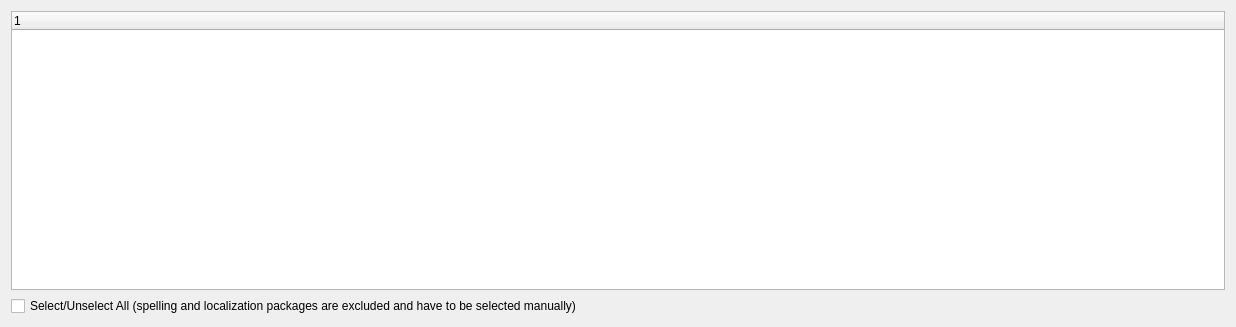
Old version of the form gui/enduserpackageselectorpage.ui in the repository KDE/kdewin-installer.
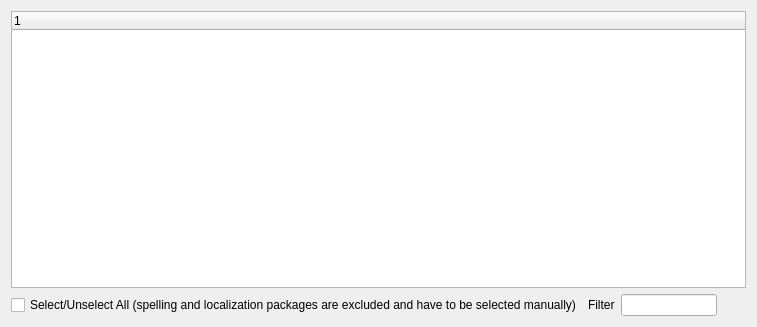
New version of the form.

Commit message: added package filter for end user mode

What changed in the file:
```diff
--- a/gui/enduserpackageselectorpage.ui
+++ b/gui/enduserpackageselectorpage.ui
@@ -1,11 +1,11 @@
 <ui version="4.0" >
  <class>EndUserPackageSelectorPage</class>
- <widget class="QWidget" name="EndUserPackageSelectorPage" >
-  <property name="geometry" >
+ <widget class="QWidget" name="EndUserPackageSelectorPage">
+  <property name="geometry">
    <rect>
     <x>0</x>
     <y>0</y>
-    <width>1236</width>
+    <width>757</width>
     <height>327</height>
    </rect>
   </property>
@@ -15,11 +15,11 @@
   <property name="statusTip" >
    <string>Please select the packages you would like to install.</string>
   </property>
-  <layout class="QGridLayout" >
-   <item row="0" column="0" >
-    <widget class="QTreeWidget" name="packageList" >
-     <property name="sizePolicy" >
-      <sizepolicy vsizetype="Expanding" hsizetype="Expanding" >
+  <layout class="QVBoxLayout" name="verticalLayout">
+   <item>
+    <widget class="QTreeWidget" name="packageList">
+     <property name="sizePolicy">
+      <sizepolicy hsizetype="Expanding" vsizetype="Expanding">
        <horstretch>4</horstretch>
        <verstretch>0</verstretch>
       </sizepolicy>
@@ -31,12 +31,43 @@
      </column>
     </widget>
    </item>
-   <item row="1" column="0" >
-    <widget class="QCheckBox" name="selectAllCheckBox" >
-     <property name="text" >
-      <string>Select/Unselect All (spelling and localization packages are excluded and have to be selected manually)</string>
-     </property>
-    </widget>
+   <item>
+    <layout class="QHBoxLayout" name="horizontalLayout_2">
+     <item>
+      <widget class="QCheckBox" name="selectAllCheckBox">
+       <property name="text">
+        <string>Select/Unselect All (spelling and localization packages are excluded and have to be selected manually)</string>
+       </property>
+      </widget>
+     </item>
+     <item>
+      <layout class="QHBoxLayout" name="horizontalLayout">
+       <item>
+        <widget class="QLabel" name="label">
+         <property name="text">
+          <string>Filter</string>
+         </property>
+        </widget>
+       </item>
+       <item>
+        <widget class="QLineEdit" name="filterEdit"/>
+       </item>
+      </layout>
+     </item>
+     <item>
+      <spacer name="horizontalSpacer">
+       <property name="orientation">
+        <enum>Qt::Horizontal</enum>
+       </property>
+       <property name="sizeHint" stdset="0">
+        <size>
+         <width>40</width>
+         <height>20</height>
+        </size>
+       </property>
+      </spacer>
+     </item>
+    </layout>
    </item>
   </layout>
  </widget>
```
Left out of the diff: 9 changed lines with no effect on the pictures. The commit also changes 2 other files.
